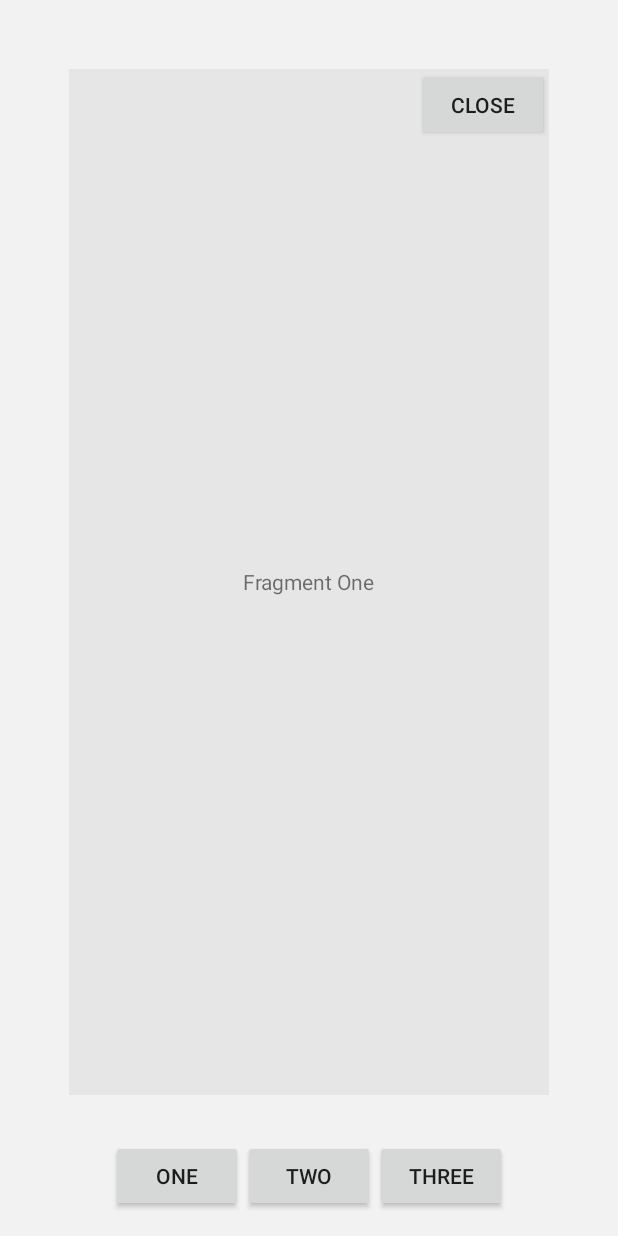
After one commit to korntkp/fragment_simple, an Android app: the ReplaceFirstFragment screen opened directly, with no data from a screen before it, on a phone screen of 412 x 824 dp. The commit adds this screen. Run offline under Robolectric (Android 15) with nearby library versions, the phone set to English and light mode, and no system bars.

Commit message:
Add replace fragment

```diff
--- a/app/src/main/AndroidManifest.xml
+++ b/app/src/main/AndroidManifest.xml
@@ -16,7 +16,8 @@
             </intent-filter>
         </activity>
         <activity android:name=".viewpager.ViewPagerActivity" />
-        <activity android:name=".addfragment.AddFragmentActivity"></activity>
+        <activity android:name=".addfragment.AddFragmentActivity" />
+        <activity android:name=".replacefragment.ReplaceFragmentActivity" />
     </application>
 
 </manifest>
--- /dev/null
+++ b/app/src/main/java/com/example/korshreddern/a16fragmentsimple/replacefragment/ReplaceFirstFragment.java
@@ -0,0 +1,73 @@
+package com.example.korshreddern.a16fragmentsimple.replacefragment;
+
+
+import android.os.Bundle;
+import android.support.annotation.Nullable;
+import android.support.v4.app.Fragment;
+import android.util.Log;
+import android.view.LayoutInflater;
+import android.view.View;
+import android.view.ViewGroup;
+import android.widget.Button;
+
+import com.example.korshreddern.a16fragmentsimple.R;
+
+/**
+ * A simple {@link Fragment} subclass.
+ * Use the {@link ReplaceFirstFragment#newInstance} factory method to
+ * create an instance of this fragment.
+ */
+public class ReplaceFirstFragment extends Fragment {
+
+    private static final String TAG = "ReplaceFirstFragment";
+    private static final String KEY_MESSAGE = "key_message";
+    private String mMessage;
+
+    public ReplaceFirstFragment() {
+        // Required empty public constructor
+        Log.d(TAG, "ReplaceFirstFragment: Call Constructor");
+    }
+
+    /**
+     * Use this factory method to create a new instance of
+     * this fragment using the provided parameters.
+     *
+     * @param param1 Parameter 1.
+     * @return A new instance of fragment ReplaceFirstFragment.
+     */
+    // TODO: Rename and change types and number of parameters
+    public static ReplaceFirstFragment newInstance(String param1) {
+        ReplaceFirstFragment fragment = new ReplaceFirstFragment();
+        Bundle args = new Bundle();
+        args.putString(KEY_MESSAGE, param1);
+        fragment.setArguments(args);
+        return fragment;
+    }
+
+    @Override
+    public void onCreate(Bundle savedInstanceState) {
+        super.onCreate(savedInstanceState);
+        if (getArguments() != null) {
+            mMessage = getArguments().getString(KEY_MESSAGE);
+        }
+    }
+
+    @Override
+    public View onCreateView(LayoutInflater inflater, ViewGroup container,
+                             Bundle savedInstanceState) {
+        // Inflate the layout for this fragment
+        return inflater.inflate(R.layout.fragment_replace_first, container, false);
+    }
+
+    @Override
+    public void onViewCreated(View view, @Nullable Bundle savedInstanceState) {
+        super.onViewCreated(view, savedInstanceState);
+        Button btnClose = (Button) view.findViewById(R.id.btn_close);
+        btnClose.setOnClickListener(new View.OnClickListener() {
+            @Override
+            public void onClick(View v) {
+                getFragmentManager().popBackStack();
+            }
+        });
+    }
+}
--- /dev/null
+++ b/app/src/main/java/com/example/korshreddern/a16fragmentsimple/replacefragment/ReplaceFragmentActivity.java
@@ -0,0 +1,72 @@
+package com.example.korshreddern.a16fragmentsimple.replacefragment;
+
+import android.os.Bundle;
+import android.support.v4.app.FragmentActivity;
+import android.support.v4.app.FragmentTransaction;
+import android.view.View;
+import android.widget.Button;
+
+import com.example.korshreddern.a16fragmentsimple.R;
+
+public class ReplaceFragmentActivity extends FragmentActivity implements View.OnClickListener{
+
+    Button btn_one;
+    Button btn_two;
+    Button btn_three;
+
+    @Override
+    protected void onCreate(Bundle savedInstanceState) {
+        super.onCreate(savedInstanceState);
+        setContentView(R.layout.activity_replace_fragment);
+        // TODO: 07-Jan-17 Add Toolbar
+
+        setupFragment();
+        setupButton();
+    }
+
+    private void setupFragment() {
+        ReplaceFirstFragment replaceFirstFragment = ReplaceFirstFragment.newInstance(getString(R.string.tv_fragment_one));
+        FragmentTransaction fragmentTransaction = getSupportFragmentManager().beginTransaction();
+        fragmentTransaction.add(R.id.fragment_container, replaceFirstFragment);
+        fragmentTransaction.commit();
+    }
+
+    private void setupButton() {
+        btn_one = (Button)findViewById(R.id.btn_one);
+        btn_one.setOnClickListener(this);
+        btn_two = (Button)findViewById(R.id.btn_two);
+        btn_two.setOnClickListener(this);
+        btn_three = (Button)findViewById(R.id.btn_three);
+        btn_three.setOnClickListener(this);
+    }
+
+    @Override
+    public void onClick(View v) {
+        switch (v.getId()) {
+            case R.id.btn_one: {
+                ReplaceFirstFragment oneFragment = ReplaceFirstFragment.newInstance(getString(R.string.tv_fragment_one));
+                FragmentTransaction transaction = getSupportFragmentManager().beginTransaction();
+                transaction.replace(R.id.fragment_container, oneFragment);
+                transaction.addToBackStack(null);
+                transaction.commit();
+                break;
+            }
+            case R.id.btn_two: {
+                ReplaceSecondFragment replaceSecondFragment = ReplaceSecondFragment.newInstance(getString(R.string.tv_fragment_two));
+                FragmentTransaction transaction = getSupportFragmentManager().beginTransaction();
+                transaction.replace(R.id.fragment_container, replaceSecondFragment);
+                transaction.addToBackStack(null);
+                transaction.commit();
+                break;
+            }
+            case R.id.btn_three: {
+                ReplaceThirdFragment replaceThirdFragment = ReplaceThirdFragment.newInstance(getString(R.string.tv_fragment_three));
+                FragmentTransaction transaction = getSupportFragmentManager().beginTransaction();
+                transaction.replace(R.id.fragment_container, replaceThirdFragment);
+                transaction.addToBackStack(null);
+                transaction.commit();
+                break;
+            }
+        }
+    }
+}
--- /dev/null
+++ b/app/src/main/res/layout/activity_replace_fragment.xml
@@ -0,0 +1,50 @@
+<?xml version="1.0" encoding="utf-8"?>
+<RelativeLayout xmlns:android="http://schemas.android.com/apk/res/android"
+    xmlns:tools="http://schemas.android.com/tools"
+    android:id="@+id/activity_transact"
+    android:layout_width="match_parent"
+    android:layout_height="match_parent"
+    android:background="@color/my_little_grey"
+    android:paddingBottom="@dimen/activity_vertical_margin"
+    android:paddingLeft="@dimen/activity_horizontal_margin"
+    android:paddingRight="@dimen/activity_horizontal_margin"
+    android:paddingTop="@dimen/activity_vertical_margin"
+    tools:context="com.example.korshreddern.a16fragmentsimple.replacefragment.ReplaceFragmentActivity">
+
+    <LinearLayout
+        android:id="@+id/fragment_container"
+        android:layout_width="match_parent"
+        android:layout_height="match_parent"
+        android:layout_above="@+id/layout_menu"
+        android:layout_margin="30dp"
+        android:background="@color/my_white"
+        android:orientation="vertical" />
+
+    <LinearLayout
+        android:id="@id/layout_menu"
+        android:layout_width="match_parent"
+        android:layout_height="wrap_content"
+        android:layout_alignParentBottom="true"
+        android:layout_centerHorizontal="true"
+        android:gravity="center_horizontal">
+
+        <Button
+            android:id="@+id/btn_one"
+            android:layout_width="wrap_content"
+            android:layout_height="wrap_content"
+            android:text="One" />
+
+        <Button
+            android:id="@+id/btn_two"
+            android:layout_width="wrap_content"
+            android:layout_height="wrap_content"
+            android:text="Two" />
+
+        <Button
+            android:id="@+id/btn_three"
+            android:layout_width="wrap_content"
+            android:layout_height="wrap_content"
+            android:text="Three" />
+    </LinearLayout>
+
+</RelativeLayout>
--- /dev/null
+++ b/app/src/main/res/layout/fragment_replace_first.xml
@@ -0,0 +1,25 @@
+<RelativeLayout xmlns:android="http://schemas.android.com/apk/res/android"
+    xmlns:tools="http://schemas.android.com/tools"
+    android:layout_width="match_parent"
+    android:layout_height="match_parent"
+    android:background="@color/my_little_white"
+    tools:context="com.example.korshreddern.a16fragmentsimple.replacefragment.ReplaceFirstFragment">
+
+    <TextView
+        android:id="@+id/tv_fragment_one"
+        android:layout_width="wrap_content"
+        android:layout_height="wrap_content"
+        android:layout_centerHorizontal="true"
+        android:layout_centerVertical="true"
+        android:text="@string/tv_fragment_one" />
+
+    <Button
+        android:id="@+id/btn_close"
+        android:layout_width="wrap_content"
+        android:layout_height="wrap_content"
+        android:layout_alignParentEnd="true"
+        android:layout_alignParentRight="true"
+        android:layout_alignParentTop="true"
+        android:text="@string/btn_close" />
+
+</RelativeLayout>
```
Also changed, not shown: app/src/main/java/com/example/korshreddern/a16fragmentsimple/MainActivity.java (+10 -0 lines), app/src/main/java/com/example/korshreddern/a16fragmentsimple/replacefragment/ReplaceSecondFragment.java (added, +73 -0 lines), app/src/main/java/com/example/korshreddern/a16fragmentsimple/replacefragment/ReplaceThirdFragment.java (added, +74 -0 lines), app/src/main/res/layout/fragment_replace_second.xml (added, +25 -0 lines), app/src/main/res/layout/fragment_replace_third.xml (added, +25 -0 lines).
